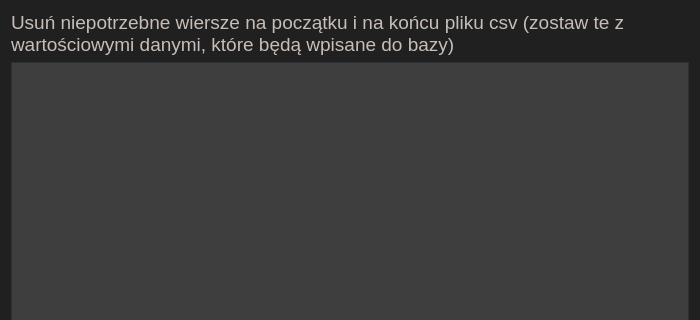
Above: ui/modify_csv.ui from zuzmej/Wydatkoinator before the change; both pictures show x 0 to 700 and y 0 to 320 of the 700 by 700 pixel window. Below: the same form after it.
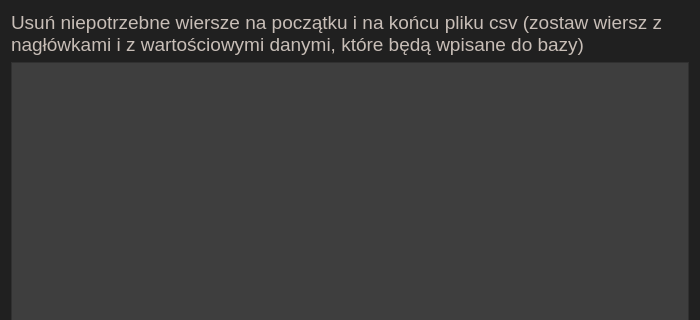
That is the form after the change.

```diff
--- a/ui/modify_csv.ui
+++ b/ui/modify_csv.ui
@@ -41,7 +41,7 @@
       </font>
      </property>
      <property name="text">
-      <string>Usuń niepotrzebne wiersze na początku i na końcu pliku csv (zostaw te z wartościowymi danymi, które będą wpisane do bazy)</string>
+      <string>Usuń niepotrzebne wiersze na początku i na końcu pliku csv (zostaw wiersz z nagłówkami i z wartościowymi danymi, które będą wpisane do bazy)</string>
      </property>
      <property name="wordWrap">
       <bool>true</bool>
```
